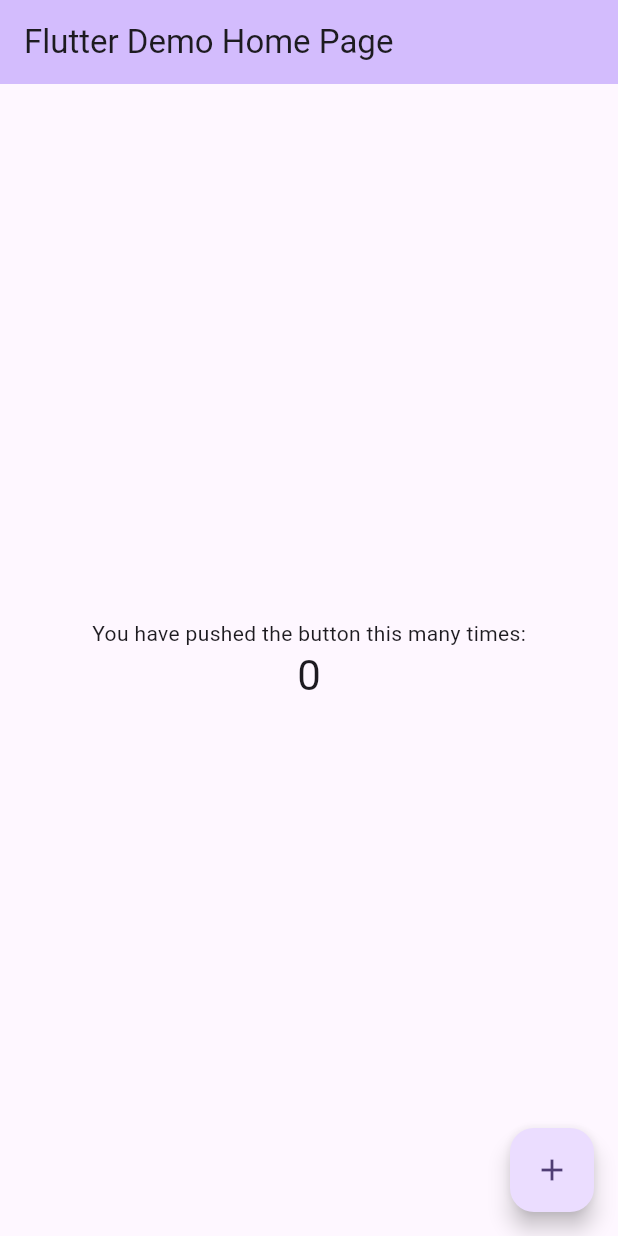
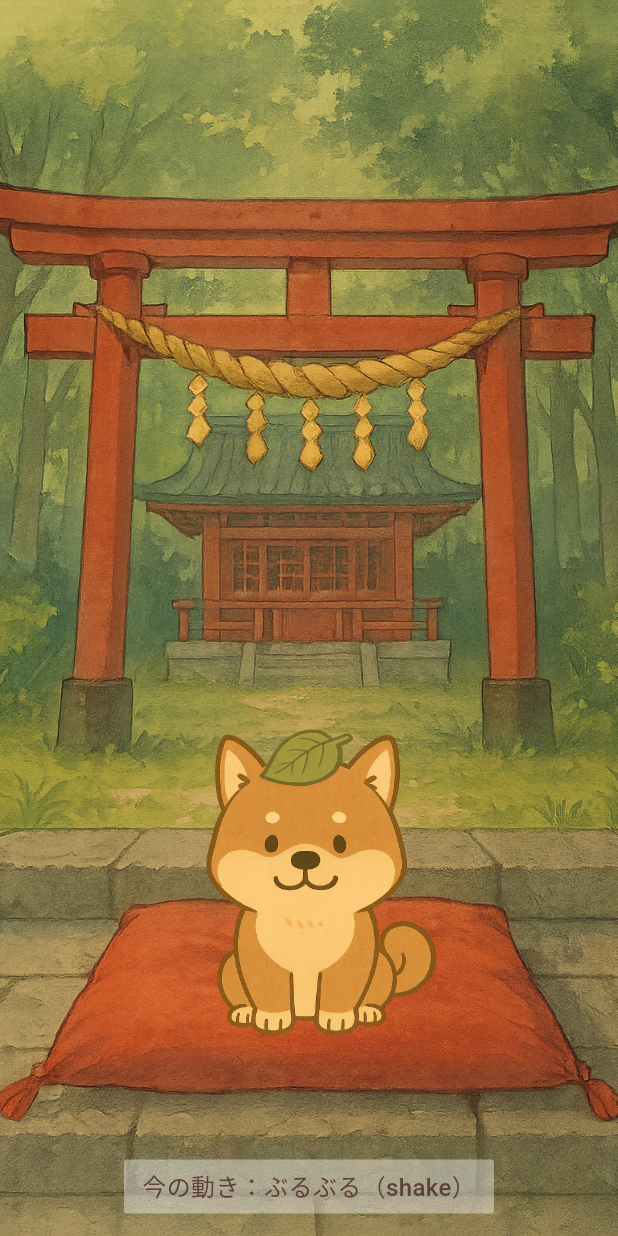
Before and after one commit to fukumizu-kana/flutter_100days, a Flutter app: the screen it shows after launch, on a phone screen of 412 x 824 dp. Run offline on Flutter 3.47's test engine with Material 3 defaults, Android fonts, the phone set to English and light mode, and no system bars; drawn by our look-alikes of flutter_animate.

Commit message:
わんわんタップアニメーション

```diff
--- a/lib/main.dart
+++ b/lib/main.dart
@@ -1,125 +1,17 @@
 import 'package:flutter/material.dart';
+import 'pages/day01.dart';
 
-void main() {
-  runApp(const MyApp());
-}
+void main() => runApp(const MyApp());
 
 class MyApp extends StatelessWidget {
   const MyApp({super.key});
 
-  // This widget is the root of your application.
   @override
-  Widget build(BuildContext context) {
-    return MaterialApp(
-      title: 'Flutter Demo',
-      theme: ThemeData(
-        // This is the theme of your application.
-        //
-        // TRY THIS: Try running your application with "flutter run". You'll see
-        // the application has a purple toolbar. Then, without quitting the app,
-        // try changing the seedColor in the colorScheme below to Colors.green
-        // and then invoke "hot reload" (save your changes or press the "hot
-        // reload" button in a Flutter-supported IDE, or press "r" if you used
-        // the command line to start the app).
-        //
-        // Notice that the counter didn't reset back to zero; the application
-        // state is not lost during the reload. To reset the state, use hot
-        // restart instead.
-        //
-        // This works for code too, not just values: Most code changes can be
-        // tested with just a hot reload.
-        colorScheme: ColorScheme.fromSeed(seedColor: Colors.deepPurple),
-        useMaterial3: true,
-      ),
-      home: const MyHomePage(title: 'Flutter Demo Home Page'),
+  Widget build(context) {
+    return const MaterialApp(
+      title: 'Flutter 100Days',
+      debugShowCheckedModeBanner: false,
+      home: Day01(),
     );
   }
 }
-
-class MyHomePage extends StatefulWidget {
-  const MyHomePage({super.key, required this.title});
-
-  // This widget is the home page of your application. It is stateful, meaning
-  // that it has a State object (defined below) that contains fields that affect
-  // how it looks.
-
-  // This class is the configuration for the state. It holds the values (in this
-  // case the title) provided by the parent (in this case the App widget) and
-  // used by the build method of the State. Fields in a Widget subclass are
-  // always marked "final".
-
-  final String title;
-
-  @override
-  State<MyHomePage> createState() => _MyHomePageState();
-}
-
-class _MyHomePageState extends State<MyHomePage> {
-  int _counter = 0;
-
-  void _incrementCounter() {
-    setState(() {
-      // This call to setState tells the Flutter framework that something has
-      // changed in this State, which causes it to rerun the build method below
-      // so that the display can reflect the updated values. If we changed
-      // _counter without calling setState(), then the build method would not be
-      // called again, and so nothing would appear to happen.
-      _counter++;
-    });
-  }
-
-  @override
-  Widget build(BuildContext context) {
-    // This method is rerun every time setState is called, for instance as done
-    // by the _incrementCounter method above.
-    //
-    // The Flutter framework has been optimized to make rerunning build methods
-    // fast, so that you can just rebuild anything that needs updating rather
-    // than having to individually change instances of widgets.
-    return Scaffold(
-      appBar: AppBar(
-        // TRY THIS: Try changing the color here to a specific color (to
-        // Colors.amber, perhaps?) and trigger a hot reload to see the AppBar
-        // change color while the other colors stay the same.
-        backgroundColor: Theme.of(context).colorScheme.inversePrimary,
-        // Here we take the value from the MyHomePage object that was created by
-        // the App.build method, and use it to set our appbar title.
-        title: Text(widget.title),
-      ),
-      body: Center(
-        // Center is a layout widget. It takes a single child and positions it
-        // in the middle of the parent.
-        child: Column(
-          // Column is also a layout widget. It takes a list of children and
-          // arranges them vertically. By default, it sizes itself to fit its
-          // children horizontally, and tries to be as tall as its parent.
-          //
-          // Column has various properties to control how it sizes itself and
-          // how it positions its children. Here we use mainAxisAlignment to
-          // center the children vertically; the main axis here is the vertical
-          // axis because Columns are vertical (the cross axis would be
-          // horizontal).
-          //
-          // TRY THIS: Invoke "debug painting" (choose the "Toggle Debug Paint"
-          // action in the IDE, or press "p" in the console), to see the
-          // wireframe for each widget.
-          mainAxisAlignment: MainAxisAlignment.center,
-          children: <Widget>[
-            const Text(
-              'You have pushed the button this many times:',
-            ),
-            Text(
-              '$_counter',
-              style: Theme.of(context).textTheme.headlineMedium,
-            ),
-          ],
-        ),
-      ),
-      floatingActionButton: FloatingActionButton(
-        onPressed: _incrementCounter,
-        tooltip: 'Increment',
-        child: const Icon(Icons.add),
-      ), // This trailing comma makes auto-formatting nicer for build methods.
-    );
-  }
-}
--- /dev/null
+++ b/lib/pages/day01.dart
@@ -0,0 +1,110 @@
+import 'dart:math';
+import 'package:flutter/material.dart';
+import 'package:flutter_animate/flutter_animate.dart';
+
+class Day01 extends StatefulWidget {
+  const Day01({super.key});
+
+  @override
+  State<Day01> createState() => _Day01State();
+}
+
+class _Day01State extends State<Day01> {
+  int animationIndex = 0;
+  bool isTanuki = false;
+
+  final animations = <String, Widget Function(Widget)>{
+    'ぶるぶる（shake）': (w) => w.animate(key: const ValueKey('shake')).shake(),
+    'くるん（rotate）': (w) => w.animate(key: const ValueKey('rotate')).rotate(duration: 600.ms),
+    'びよーん（scale）': (w) => w.animate(key: const ValueKey('scale')).scale(duration: 500.ms),
+    'ぬるっ（slideX）': (w) => w.animate(key: const ValueKey('slideX')).slideX(begin: -1, end: 0),
+    'ひょこっ（slideY）': (w) => w.animate(key: const ValueKey('slideY')).slideY(begin: 1, end: 0),
+    'じわ〜ん（変身）': (w) => w.animate(key: const ValueKey('tint')).tint(
+          color: const Color.fromARGB(255, 255, 217, 63).withOpacity(0.3),
+          duration: 600.ms,
+        ),
+  };
+
+  List<String> get animationKeys => animations.keys.toList();
+
+  void animateDog() {
+    int nextIndex;
+    do {
+      nextIndex = Random().nextInt(animationKeys.length);
+    } while (nextIndex == animationIndex);
+
+    setState(() {
+      animationIndex = nextIndex;
+    });
+
+    final selectedKey = animationKeys[nextIndex];
+    if (selectedKey == 'じわ〜ん（変身）') {
+      Future.delayed(600.ms, () {
+        setState(() {
+          isTanuki = true;
+        });
+      });
+    } else {
+      isTanuki = false;
+    }
+  }
+
+  @override
+  Widget build(BuildContext context) {
+    final animationKey = animationKeys[animationIndex];
+    final dogAsset = isTanuki ? 'images/tanuki.png' : 'images/dog.png';
+
+    final dogImage = GestureDetector(
+      onTapDown: (_) => animateDog(),
+      child: Image.asset(
+        dogAsset,
+        width: isTanuki ? 180 : 220,
+        key: ValueKey(dogAsset),
+      ),
+    );
+
+    final animatedDog = animations[animationKey]!(dogImage);
+
+    return Scaffold(
+      backgroundColor: Colors.black,
+      body: Stack(
+        fit: StackFit.expand,
+        children: [
+          Image.asset(
+            'images/shrine.png',
+            fit: BoxFit.cover,
+          ),
+          SafeArea(
+            child: Stack(
+              alignment: Alignment.center,
+              children: [
+                Positioned(
+                  bottom: isTanuki ? 100.0 : 60.0,
+                  child: animatedDog.animate(key: const ValueKey('base')).moveY(begin: 100, end: 0),
+                ),
+                Positioned(
+                  bottom: 15,
+                  child: Container(
+                    padding: const EdgeInsets.symmetric(horizontal: 12, vertical: 6),
+                    decoration: BoxDecoration(
+                      color: Colors.white.withOpacity(0.4),
+                      borderRadius: BorderRadius.circular(2),
+                    ),
+                    child: Text(
+                      '今の動き：$animationKey',
+                      style: TextStyle(
+                        fontSize: 16,
+                        fontWeight: FontWeight.w500,
+                        color: Colors.brown[700],
+                      ),
+                    ),
+                  ),
+                ),
+              ],
+            ),
+          ),
+        ],
+      ),
+    );
+  }
+}
```
Also changed, not shown: images/dog.png (added), images/shrine.png (added), images/tanuki.png (added).
